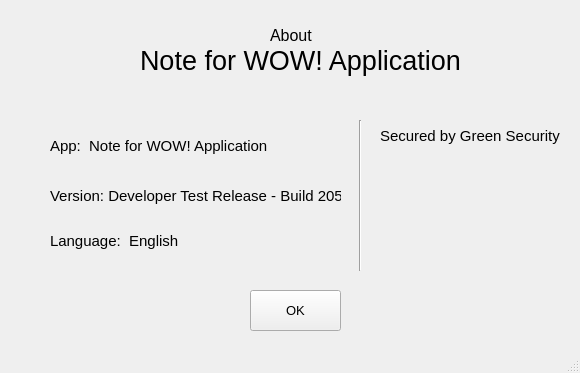
This is PTI/SPCK/GUI/about.ui in GreenSystemDuy08/TL-C4K-PTI01 as Qt 5 draws it before an edit. The edited form follows.
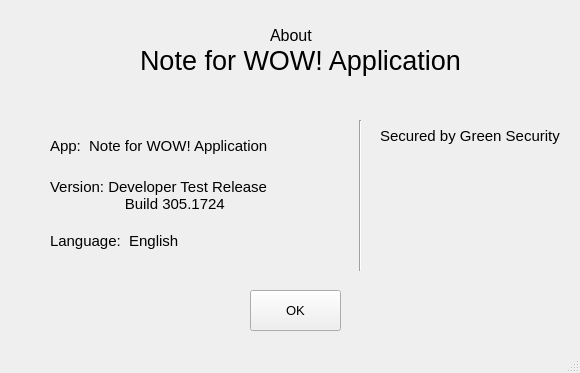
This is the edited form. Icons and pictures are not drawn.

Commit message: feat Update SPCK Dev Build 305.1724

```diff
--- a/PTI/SPCK/GUI/about.ui
+++ b/PTI/SPCK/GUI/about.ui
@@ -88,7 +88,8 @@
      </font>
     </property>
     <property name="text">
-     <string>Version: Developer Test Release - Build 205</string>
+     <string>Version: Developer Test Release
+                  Build 305.1724</string>
     </property>
    </widget>
    <widget class="QLabel" name="label_7">
```
The commit also changes 8 other files.
